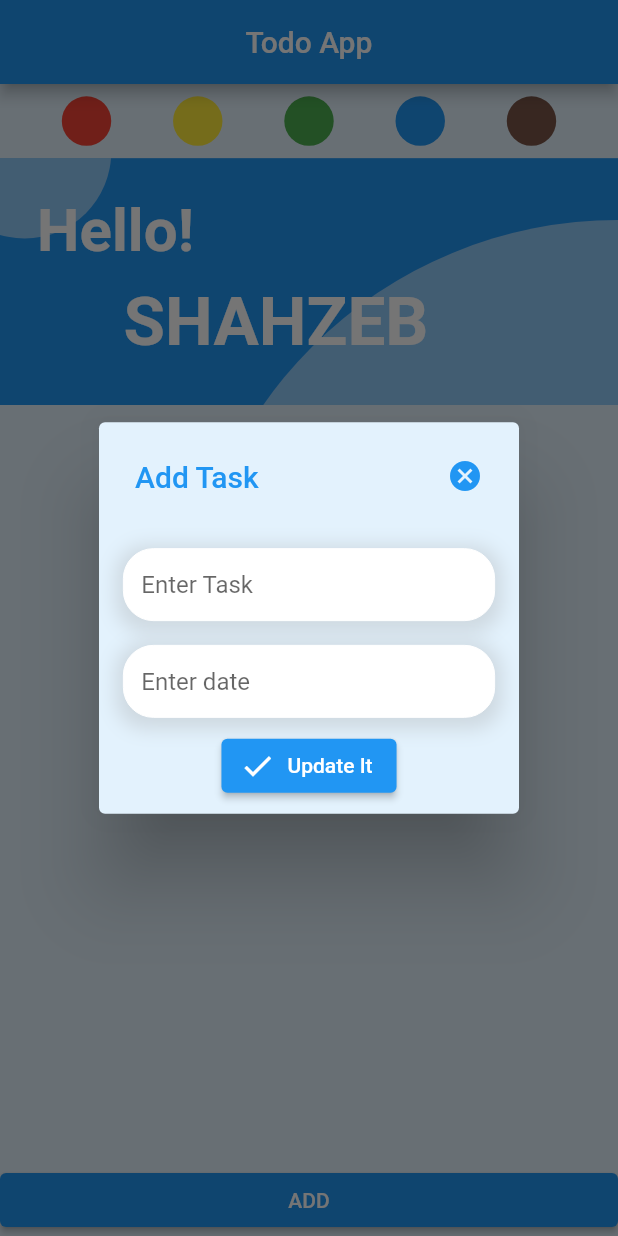
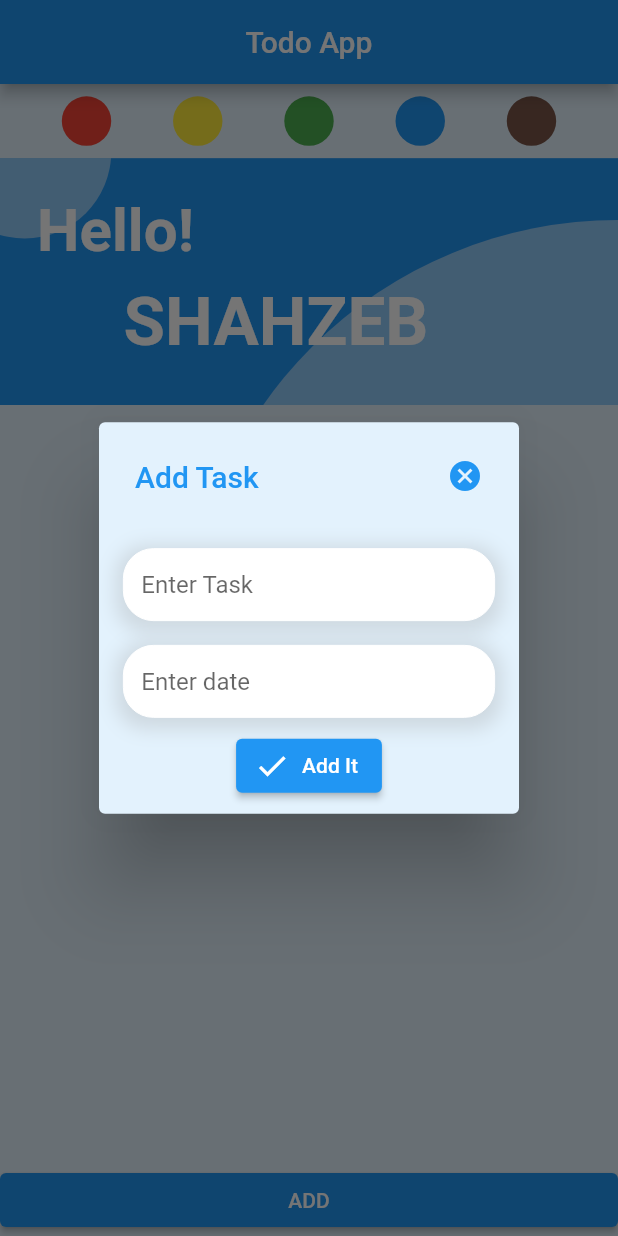
Before and after one commit to shahzebnaqvi/Daily-Task-Todo-App, a Flutter app: the screen it shows after launch, after a tap on "ADD", on a phone screen of 412 x 824 dp. Run offline on Flutter 3.47's test engine with Material 2 defaults, Android fonts, the light colour scheme and no system bars.

Commit message:
first commit

```diff
--- a/lib/home.dart
+++ b/lib/home.dart
@@ -188,9 +188,14 @@ class _HomeState extends State<Home> {
                                     "Update Task",
                                     style: TextStyle(color: colorprim),
                                   ),
-                                  Icon(
-                                    Icons.cancel,
-                                    color: colorprim,
+                                  InkWell(
+                                    onTap: () {
+                                      Navigator.pop(context);
+                                    },
+                                    child: Icon(
+                                      Icons.cancel,
+                                      color: colorprim,
+                                    ),
                                   )
                                 ],
                               ),
@@ -287,9 +292,14 @@ class _HomeState extends State<Home> {
                                   "Add Task",
                                   style: TextStyle(color: colorprim),
                                 ),
-                                Icon(
-                                  Icons.cancel,
-                                  color: colorprim,
+                                InkWell(
+                                  onTap: () {
+                                    Navigator.pop(context);
+                                  },
+                                  child: Icon(
+                                    Icons.cancel,
+                                    color: colorprim,
+                                  ),
                                 )
                               ],
                             ),
@@ -337,7 +347,7 @@ class _HomeState extends State<Home> {
                                         primary: colorprim,
                                       ),
                                       icon: Icon(Icons.check),
-                                      label: Text("Update It"))
+                                      label: Text("Add It"))
                                 ],
                               ),
                             ],
```
